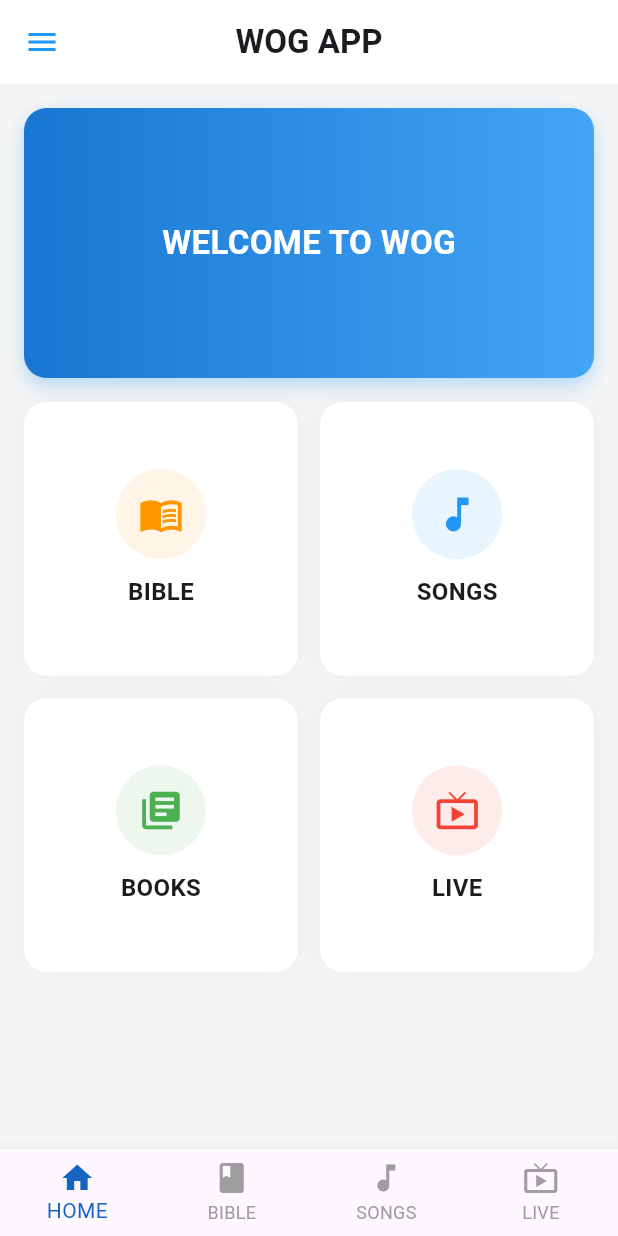
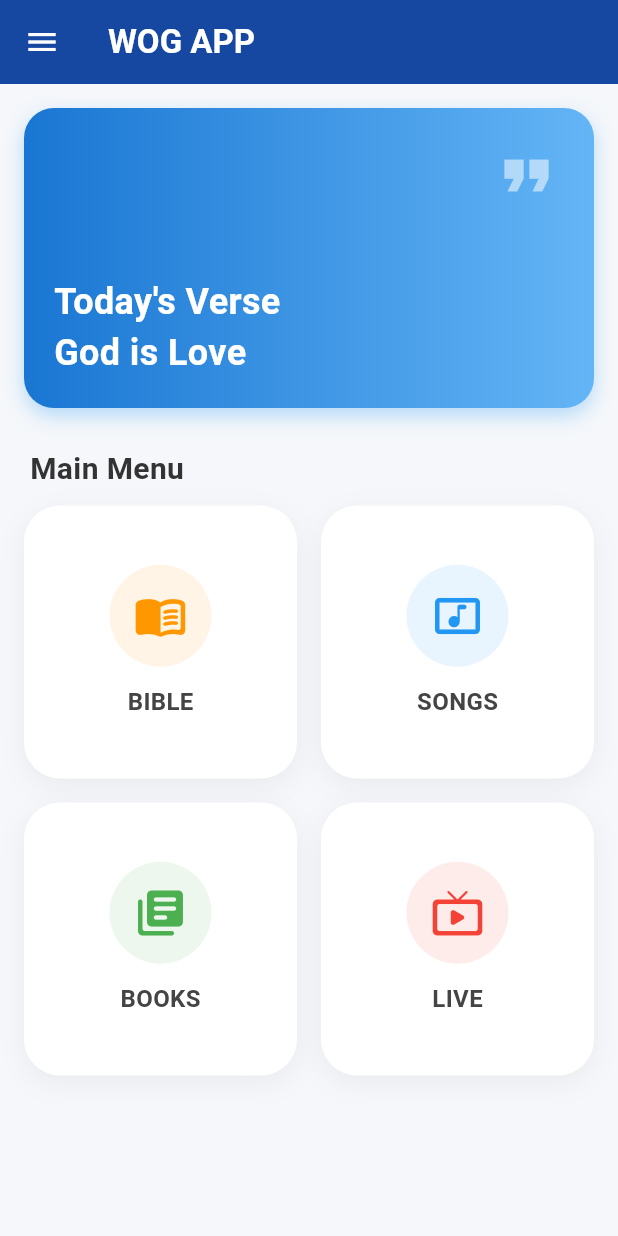
Before and after one commit to worldofgod79-del/wog_apk, a Flutter app: the screen it shows after launch, in the side drawer, after a tap on "BIBLE", on a phone screen of 412 x 824 dp. Run offline on Flutter 3.47's test engine with Material 3 defaults, Android fonts, the phone set to English and light mode, and no system bars.

Commit message:
Update main.dart

```diff
--- a/lib/main.dart
+++ b/lib/main.dart
@@ -16,7 +16,7 @@ class WogApp extends StatelessWidget {
       theme: ThemeData(
         primarySwatch: Colors.blue,
         useMaterial3: true,
-        scaffoldBackgroundColor: Colors.grey[100],
+        scaffoldBackgroundColor: const Color(0xFFF5F7FA),
       ),
       home: const SplashScreen(),
     );
@@ -40,15 +40,22 @@ class _SplashScreenState extends State<SplashScreen> {
   }
   @override
   Widget build(BuildContext context) {
-    return const Scaffold(
+    return Scaffold(
       backgroundColor: Colors.white,
       body: Center(
         child: Column(
           mainAxisAlignment: MainAxisAlignment.center,
           children: [
-            Icon(Icons.auto_awesome, size: 100, color: Colors.blue),
-            SizedBox(height: 20),
-            Text("WOG APP", style: TextStyle(fontSize: 28, fontWeight: FontWeight.bold, color: Colors.blue)),
+            Container(
+              padding: const EdgeInsets.all(20),
+              decoration: BoxDecoration(
+                color: Colors.blue.withOpacity(0.1),
+                shape: BoxShape.circle,
+              ),
+              child: const Icon(Icons.auto_awesome, size: 80, color: Colors.blue),
+            ),
+            const SizedBox(height: 24),
+            const Text("WOG APP", style: TextStyle(fontSize: 32, fontWeight: FontWeight.bold, letterSpacing: 2, color: Color(0xFF1A237E))),
           ],
         ),
       ),
@@ -70,83 +77,84 @@ class _MainHomePageState extends State<MainHomePage> {
   Widget build(BuildContext context) {
     return Scaffold(
       appBar: AppBar(
-        title: const Text("WOG APP", style: TextStyle(fontWeight: FontWeight.bold)),
-        centerTitle: true,
-        backgroundColor: Colors.white,
-        elevation: 0,
-        iconTheme: const IconThemeData(color: Colors.blue),
+        title: const Text("WOG APP", style: TextStyle(color: Colors.white, fontWeight: FontWeight.bold)),
+        backgroundColor: const Color(0xFF0D47A1),
+        elevation: 5,
+        iconTheme: const IconThemeData(color: Colors.white),
       ),
-      // SIDE MENU (IMAGE LO UNNATTE)
+      // SIDE MENU (EXACTLY AS PER YOUR IMAGE)
       drawer: Drawer(
         child: Column(
           children: [
-            UserAccountsDrawerHeader(
-              decoration: BoxDecoration(color: Colors.blue[800]),
-              accountName: const Text("World of God", style: TextStyle(fontSize: 20)),
-              accountEmail: const Text("wogapp@official.com"),
-              currentAccountPicture: const CircleAvatar(backgroundColor: Colors.white, child: Icon(Icons.person, size: 50)),
+            const UserAccountsDrawerHeader(
+              decoration: BoxDecoration(color: Color(0xFF1565C0)),
+              accountName: Text("World of God", style: TextStyle(fontSize: 18, fontWeight: FontWeight.bold)),
+              accountEmail: Text("Contact: wogapp@official.com"),
+              currentAccountPicture: CircleAvatar(backgroundColor: Colors.white, child: Icon(Icons.church, color: Color(0xFF1565C0), size: 40)),
             ),
             _drawerItem(Icons.track_changes, "TRACKER"),
             _drawerItem(Icons.audiotrack, "AUDIO MESSAGES"),
             _drawerItem(Icons.quiz, "QUIZ"),
-            const Divider(),
+            const Divider(thickness: 1),
             _drawerItem(Icons.contact_mail, "CONTACT US"),
-            _drawerItem(Icons.info, "ABOUT US"),
+            _drawerItem(Icons.info_outline, "ABOUT US"),
             _drawerItem(Icons.share, "SHARE THIS APP"),
           ],
         ),
       ),
       body: _buildHomeBody(),
-      bottomNavigationBar: BottomNavigationBar(
-        currentIndex: _selectedIndex,
-        selectedItemColor: Colors.blue[800],
-        unselectedItemColor: Colors.grey,
-        type: BottomNavigationBarType.fixed,
-        onTap: (i) => setState(() => _selectedIndex = i),
-        items: const [
-          BottomNavigationBarItem(icon: Icon(Icons.home), label: 'HOME'),
-          BottomNavigationBarItem(icon: Icon(Icons.book), label: 'BIBLE'),
-          BottomNavigationBarItem(icon: Icon(Icons.music_note), label: 'SONGS'),
-          BottomNavigationBarItem(icon: Icon(Icons.live_tv), label: 'LIVE'),
-        ],
-      ),
     );
   }
 
   Widget _buildHomeBody() {
     return SingleChildScrollView(
       child: Column(
+        crossAxisAlignment: CrossAxisAlignment.start,
         children: [
-          // BANNER AREA
+          // PRO BANNER AREA
           Container(
-            height: 180,
+            height: 200,
             width: double.infinity,
             margin: const EdgeInsets.all(16),
             decoration: BoxDecoration(
-              gradient: LinearGradient(colors: [Colors.blue[700]!, Colors.blue[400]!]),
-              borderRadius: BorderRadius.circular(15),
+              borderRadius: BorderRadius.circular(20),
+              gradient: const LinearGradient(colors: [Color(0xFF1976D2), Color(0xFF64B5F6)]),
               boxShadow: [BoxShadow(color: Colors.blue.withOpacity(0.3), blurRadius: 10, offset: const Offset(0, 5))],
             ),
-            child: const Center(child: Text("WELCOME TO WOG", style: TextStyle(color: Colors.white, fontSize: 22, fontWeight: FontWeight.bold))),
+            child: const Stack(
+              children: [
+                Positioned(
+                  bottom: 20, left: 20,
+                  child: Text("Today's Verse\nGod is Love", style: TextStyle(color: Colors.white, fontSize: 24, fontWeight: FontWeight.bold)),
+                ),
+                Positioned(top: 20, right: 20, child: Icon(Icons.format_quote, color: Colors.white54, size: 50)),
+              ],
+            ),
           ),
 
-          // GRID MENU (4 BUTTONS)
+          const Padding(
+            padding: EdgeInsets.symmetric(horizontal: 20, vertical: 10),
+            child: Text("Main Menu", style: TextStyle(fontSize: 20, fontWeight: FontWeight.bold, color: Color(0xFF333333))),
+          ),
+
+          // GRID MENU (4 MAIN CARDS)
           Padding(
             padding: const EdgeInsets.symmetric(horizontal: 16),
             child: GridView.count(
               shrinkWrap: true,
               physics: const NeverScrollableScrollPhysics(),
               crossAxisCount: 2,
-              crossAxisSpacing: 15,
-              mainAxisSpacing: 15,
+              crossAxisSpacing: 16,
+              mainAxisSpacing: 16,
               children: [
-                _menuCard("BIBLE", Icons.menu_book, Colors.orange, const BibleListScreen()),
-                _menuCard("SONGS", Icons.music_note, Colors.blue, const CommonPlaceholder(title: "Songs")),
-                _menuCard("BOOKS", Icons.library_books, Colors.green, const CommonPlaceholder(title: "Books")),
-                _menuCard("LIVE", Icons.live_tv, Colors.red, const CommonPlaceholder(title: "Live Stream")),
+                _menuCard("BIBLE", Icons.menu_book_rounded, const Color(0xFFFF9800), const BibleListScreen()),
+                _menuCard("SONGS", Icons.music_video_rounded, const Color(0xFF2196F3), const CommonPlaceholder(title: "Songs")),
+                _menuCard("BOOKS", Icons.library_books_rounded, const Color(0xFF4CAF50), const CommonPlaceholder(title: "Books")),
+                _menuCard("LIVE", Icons.live_tv_rounded, const Color(0xFFF44336), const CommonPlaceholder(title: "Live Stream")),
               ],
             ),
           ),
+          const SizedBox(height: 20),
         ],
       ),
     );
@@ -158,15 +166,19 @@ class _MainHomePageState extends State<MainHomePage> {
       child: Container(
         decoration: BoxDecoration(
           color: Colors.white,
-          borderRadius: BorderRadius.circular(15),
-          boxShadow: [BoxShadow(color: Colors.grey.withOpacity(0.1), blurRadius: 10)],
+          borderRadius: BorderRadius.circular(24),
+          boxShadow: [BoxShadow(color: Colors.black.withOpacity(0.05), blurRadius: 15, offset: const Offset(0, 5))],
         ),
         child: Column(
           mainAxisAlignment: MainAxisAlignment.center,
           children: [
-            CircleAvatar(radius: 30, backgroundColor: color.withOpacity(0.1), child: Icon(icon, color: color, size: 30)),
-            const SizedBox(height: 10),
-            Text(title, style: const TextStyle(fontWeight: FontWeight.bold, fontSize: 16)),
+            Container(
+              padding: const EdgeInsets.all(16),
+              decoration: BoxDecoration(color: color.withOpacity(0.1), shape: BoxShape.circle),
+              child: Icon(icon, color: color, size: 36),
+            ),
+            const SizedBox(height: 12),
+            Text(title, style: const TextStyle(fontWeight: FontWeight.bold, fontSize: 16, color: Color(0xFF444444))),
           ],
         ),
       ),
@@ -175,14 +187,14 @@ class _MainHomePageState extends State<MainHomePage> {
 
   Widget _drawerItem(IconData icon, String title) {
     return ListTile(
-      leading: Icon(icon, color: Colors.blue[800]),
-      title: Text(title, style: const TextStyle(fontWeight: FontWeight.w500)),
+      leading: Icon(icon, color: const Color(0xFF1565C0)),
+      title: Text(title, style: const TextStyle(fontSize: 16, fontWeight: FontWeight.w500)),
       onTap: () => Navigator.pop(context),
     );
   }
 }
 
-// 3. BIBLE LIST SCREEN
+// 3. BIBLE LIST SCREEN (With Better List Design)
 class BibleListScreen extends StatefulWidget {
   const BibleListScreen({super.key});
   @override
@@ -204,12 +216,19 @@ class _BibleListScreenState extends State<BibleListScreen> {
   @override
   Widget build(BuildContext context) {
     return Scaffold(
-      appBar: AppBar(title: const Text("HOLY BIBLE")),
-      body: ListView.builder(
+      appBar: AppBar(
+        title: const Text("Holy Bible", style: TextStyle(color: Colors.white)),
+        backgroundColor: const Color(0xFF1565C0),
+        iconTheme: const IconThemeData(color: Colors.white),
+      ),
+      body: ListView.separated(
         itemCount: _books.length,
+        separatorBuilder: (context, index) => const Divider(height: 1),
         itemBuilder: (context, i) => ListTile(
-          leading: const Icon(Icons.book_online, color: Colors.orange),
-          title: Text(_books[i]["name"]),
+          contentPadding: const EdgeInsets.symmetric(horizontal: 20, vertical: 5),
+          leading: const CircleAvatar(backgroundColor: Color(0xFFFF9800), child: Icon(Icons.book, color: Colors.white, size: 20)),
+          title: Text(_books[i]["name"], style: const TextStyle(fontSize: 18, fontWeight: FontWeight.w600)),
+          trailing: const Icon(Icons.chevron_right, color: Colors.grey),
           onTap: () => Navigator.push(context, MaterialPageRoute(builder: (context) =>
             ChapterScreen(bookName: _books[i]["name"], chapters: _books[i]["chapters"]))),
         ),
@@ -218,7 +237,7 @@ class _BibleListScreenState extends State<BibleListScreen> {
   }
 }
 
-// 4. CHAPTERS & VERSES (Previous Logic kept same)
+// 4. CHAPTERS & VERSES
 class ChapterScreen extends StatelessWidget {
   final String bookName;
   final List chapters;
@@ -228,13 +247,16 @@ class ChapterScreen extends StatelessWidget {
     return Scaffold(
       appBar: AppBar(title: Text(bookName)),
       body: GridView.builder(
-        padding: const EdgeInsets.all(15),
-        gridDelegate: const SliverGridDelegateWithFixedCrossAxisCount(crossAxisCount: 5, mainAxisSpacing: 10, crossAxisSpacing: 10),
+        padding: const EdgeInsets.all(20),
+        gridDelegate: const SliverGridDelegateWithFixedCrossAxisCount(crossAxisCount: 5, mainAxisSpacing: 15, crossAxisSpacing: 15),
         itemCount: chapters.length,
         itemBuilder: (context, i) => InkWell(
           onTap: () => Navigator.push(context, MaterialPageRoute(builder: (context) =>
             VerseScreen(chapterNum: chapters[i]["chapter"], verses: chapters[i]["verses"]))),
-          child: Card(color: Colors.blue[50], child: Center(child: Text("${chapters[i]["chapter"]}"))),
+          child: Container(
+            decoration: BoxDecoration(color: const Color(0xFFE3F2FD), borderRadius: BorderRadius.circular(12), border: Border.all(color: Colors.blue.shade200)),
+            child: Center(child: Text("${chapters[i]["chapter"]}", style: const TextStyle(fontWeight: FontWeight.bold, fontSize: 16))),
+          ),
         ),
       ),
     );
@@ -250,10 +272,19 @@ class VerseScreen extends StatelessWidget {
     return Scaffold(
       appBar: AppBar(title: Text("Chapter $chapterNum")),
       body: ListView.builder(
+        padding: const EdgeInsets.all(16),
         itemCount: verses.length,
-        itemBuilder: (context, i) => ListTile(
-          leading: Text("${verses[i]["number"]}.", style: const TextStyle(fontWeight: FontWeight.bold, color: Colors.blue)),
-          title: Text(verses[i]["text"]),
+        itemBuilder: (context, i) => Padding(
+          padding: const EdgeInsets.only(bottom: 12),
+          child: RichText(
+            text: TextSpan(
+              style: const TextStyle(color: Colors.black87, fontSize: 18, height: 1.5),
+              children: [
+                TextSpan(text: "${verses[i]["number"]}. ", style: const TextStyle(fontWeight: FontWeight.bold, color: Colors.blue)),
+                TextSpan(text: verses[i]["text"]),
+              ],
+            ),
+          ),
         ),
       ),
     );
@@ -265,6 +296,6 @@ class CommonPlaceholder extends StatelessWidget {
   const CommonPlaceholder({super.key, required this.title});
   @override
   Widget build(BuildContext context) {
-    return Scaffold(appBar: AppBar(title: Text(title)), body: Center(child: Text("$title Section Under Construction")));
+    return Scaffold(appBar: AppBar(title: Text(title)), body: Center(child: Text("$title Section Coming Soon", style: const TextStyle(fontSize: 18))));
   }
 }
```
